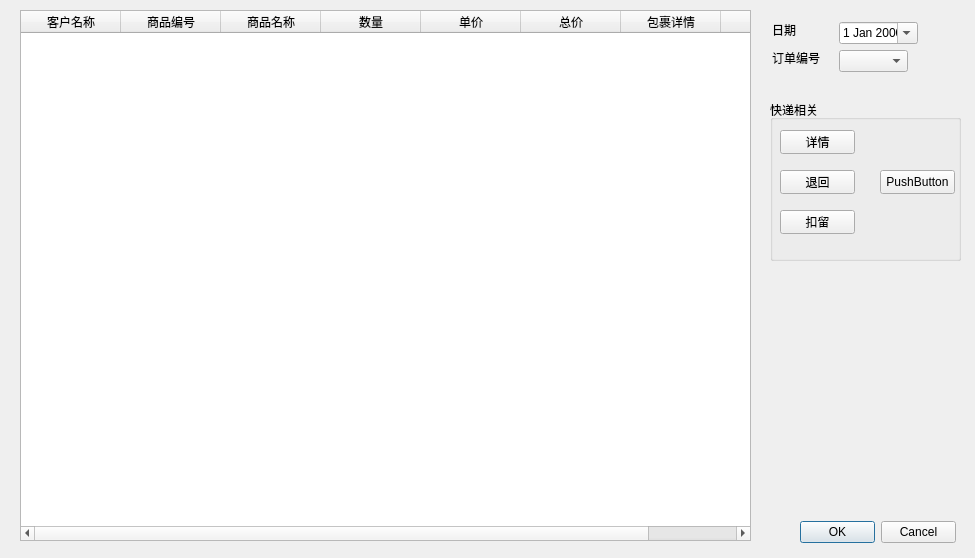
linchengyuan/db, file FrmSaleOrder.ui: the form before one commit.
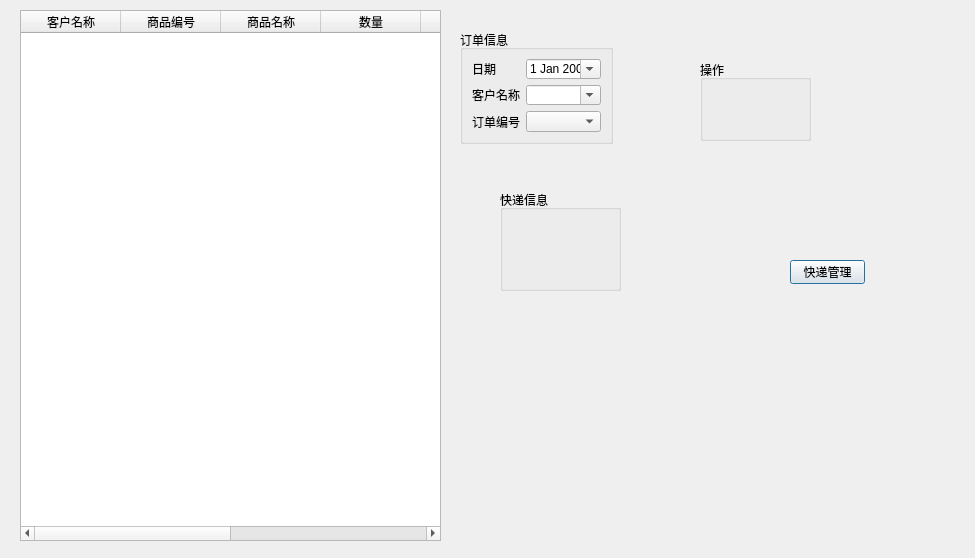
The form after the commit.

Commit message: fix: 修改sale order的快递模块

```diff
--- a/FrmSaleOrder.ui
+++ b/FrmSaleOrder.ui
@@ -18,7 +18,7 @@
     <rect>
      <x>20</x>
      <y>10</y>
-     <width>731</width>
+     <width>421</width>
      <height>531</height>
     </rect>
    </property>
@@ -66,146 +66,111 @@
     </property>
    </column>
   </widget>
-  <widget class="QDialogButtonBox" name="buttonBox">
-   <property name="geometry">
-    <rect>
-     <x>800</x>
-     <y>520</y>
-     <width>156</width>
-     <height>24</height>
-    </rect>
-   </property>
-   <property name="standardButtons">
-    <set>QDialogButtonBox::Cancel|QDialogButtonBox::Ok</set>
-   </property>
-  </widget>
   <widget class="QGroupBox" name="groupBox_2">
    <property name="geometry">
     <rect>
-     <x>770</x>
-     <y>100</y>
-     <width>191</width>
-     <height>161</height>
+     <x>700</x>
+     <y>60</y>
+     <width>111</width>
+     <height>81</height>
     </rect>
    </property>
    <property name="title">
-    <string>快递相关</string>
+    <string>操作</string>
    </property>
-   <widget class="QPushButton" name="pushButton_2">
-    <property name="geometry">
-     <rect>
-      <x>10</x>
-      <y>70</y>
-      <width>75</width>
-      <height>24</height>
-     </rect>
-    </property>
-    <property name="text">
-     <string>退回</string>
-    </property>
-   </widget>
-   <widget class="QPushButton" name="pushButton_3">
-    <property name="geometry">
-     <rect>
-      <x>10</x>
-      <y>110</y>
-      <width>75</width>
-      <height>24</height>
-     </rect>
-    </property>
-    <property name="text">
-     <string>扣留</string>
-    </property>
-   </widget>
-   <widget class="QPushButton" name="pushButton">
-    <property name="geometry">
-     <rect>
-      <x>10</x>
-      <y>30</y>
-      <width>75</width>
-      <height>24</height>
-     </rect>
-    </property>
-    <property name="text">
-     <string>详情</string>
-    </property>
-   </widget>
-   <widget class="QPushButton" name="pushButton_4">
-    <property name="geometry">
-     <rect>
-      <x>110</x>
-      <y>70</y>
-      <width>75</width>
-      <height>24</height>
-     </rect>
-    </property>
-    <property name="text">
-     <string>PushButton</string>
-    </property>
-   </widget>
   </widget>
-  <widget class="QLabel" name="label">
+  <widget class="QGroupBox" name="groupBox">
    <property name="geometry">
     <rect>
-     <x>772</x>
-     <y>22</y>
-     <width>24</width>
-     <height>16</height>
+     <x>460</x>
+     <y>30</y>
+     <width>153</width>
+     <height>114</height>
     </rect>
    </property>
-   <property name="font">
-    <font>
-     <pointsize>9</pointsize>
-    </font>
+   <property name="title">
+    <string>订单信息</string>
    </property>
-   <property name="text">
-    <string>日期</string>
-   </property>
+   <layout class="QFormLayout" name="formLayout">
+    <item row="0" column="0">
+     <widget class="QLabel" name="label">
+      <property name="font">
+       <font>
+        <pointsize>9</pointsize>
+       </font>
+      </property>
+      <property name="text">
+       <string>日期</string>
+      </property>
+     </widget>
+    </item>
+    <item row="0" column="1">
+     <widget class="QDateEdit" name="dateEdit">
+      <property name="font">
+       <font>
+        <pointsize>9</pointsize>
+       </font>
+      </property>
+      <property name="calendarPopup">
+       <bool>true</bool>
+      </property>
+     </widget>
+    </item>
+    <item row="1" column="0">
+     <widget class="QLabel" name="label_3">
+      <property name="text">
+       <string>客户名称</string>
+      </property>
+     </widget>
+    </item>
+    <item row="1" column="1">
+     <widget class="QComboBox" name="comboBox_2">
+      <property name="editable">
+       <bool>true</bool>
+      </property>
+     </widget>
+    </item>
+    <item row="2" column="0">
+     <widget class="QLabel" name="label_2">
+      <property name="font">
+       <font>
+        <pointsize>9</pointsize>
+       </font>
+      </property>
+      <property name="text">
+       <string>订单编号</string>
+      </property>
+     </widget>
+    </item>
+    <item row="2" column="1">
+     <widget class="QComboBox" name="comboBox"/>
+    </item>
+   </layout>
   </widget>
-  <widget class="QComboBox" name="comboBox">
+  <widget class="QGroupBox" name="groupBox_3">
    <property name="geometry">
     <rect>
-     <x>839</x>
-     <y>50</y>
-     <width>69</width>
-     <height>22</height>
+     <x>500</x>
+     <y>190</y>
+     <width>121</width>
+     <height>101</height>
     </rect>
    </property>
-  </widget>
-  <widget class="QDateEdit" name="dateEdit">
-   <property name="geometry">
-    <rect>
-     <x>839</x>
-     <y>22</y>
-     <width>79</width>
-     <height>22</height>
-    </rect>
+   <property name="title">
+    <string>快递信息</string>
    </property>
-   <property name="font">
-    <font>
-     <pointsize>9</pointsize>
-    </font>
-   </property>
-   <property name="calendarPopup">
-    <bool>true</bool>
-   </property>
   </widget>
-  <widget class="QLabel" name="label_2">
+  <widget class="QPushButton" name="pushButton">
    <property name="geometry">
     <rect>
-     <x>772</x>
-     <y>50</y>
-     <width>48</width>
-     <height>16</height>
+     <x>790</x>
+     <y>260</y>
+     <width>75</width>
+     <height>24</height>
     </rect>
    </property>
-   <property name="font">
-    <font>
-     <pointsize>9</pointsize>
-    </font>
-   </property>
    <property name="text">
-    <string>订单编号</string>
+    <string>快递管理</string>
    </property>
   </widget>
  </widget>
```
The commit also changes 2 other files.
